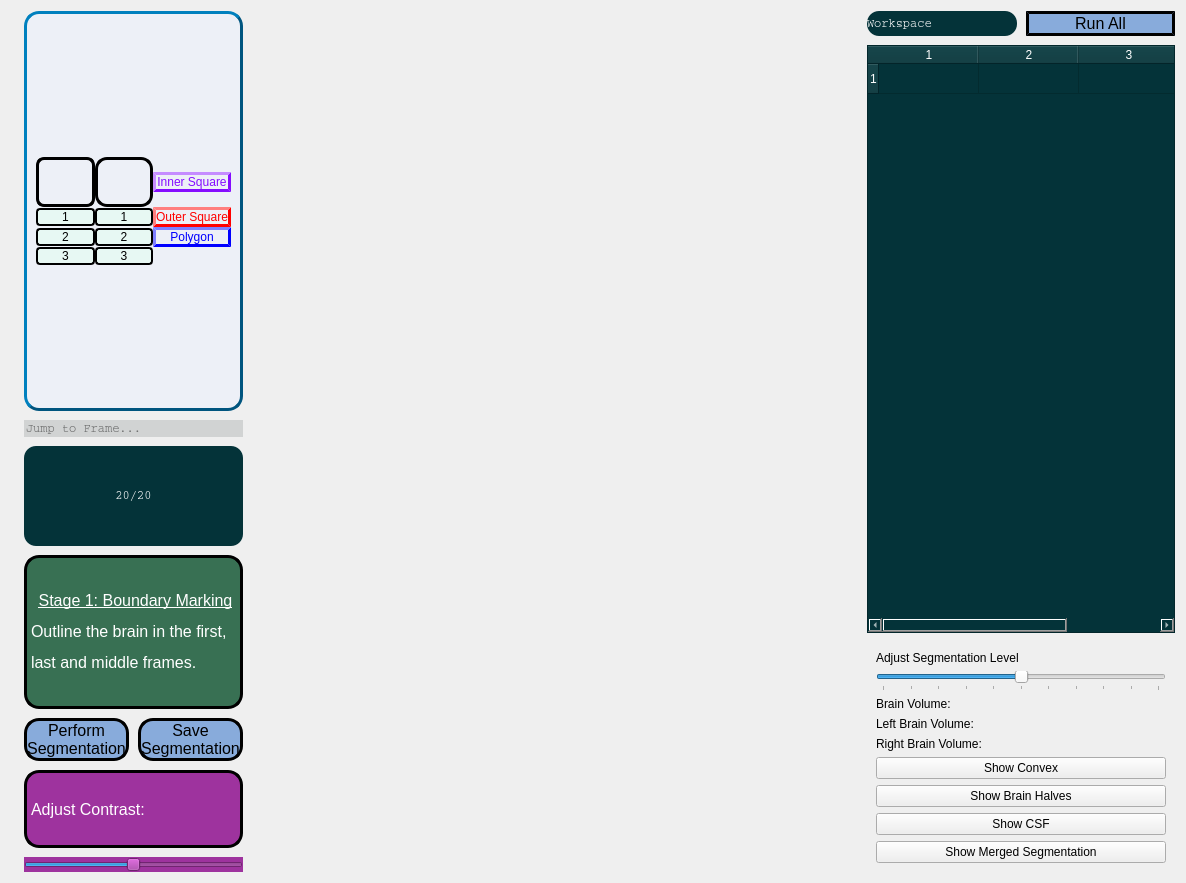
Qt form FetalMRI_Workspace.ui (EldanChodorov/Automated_FetalMRI) before a commit.
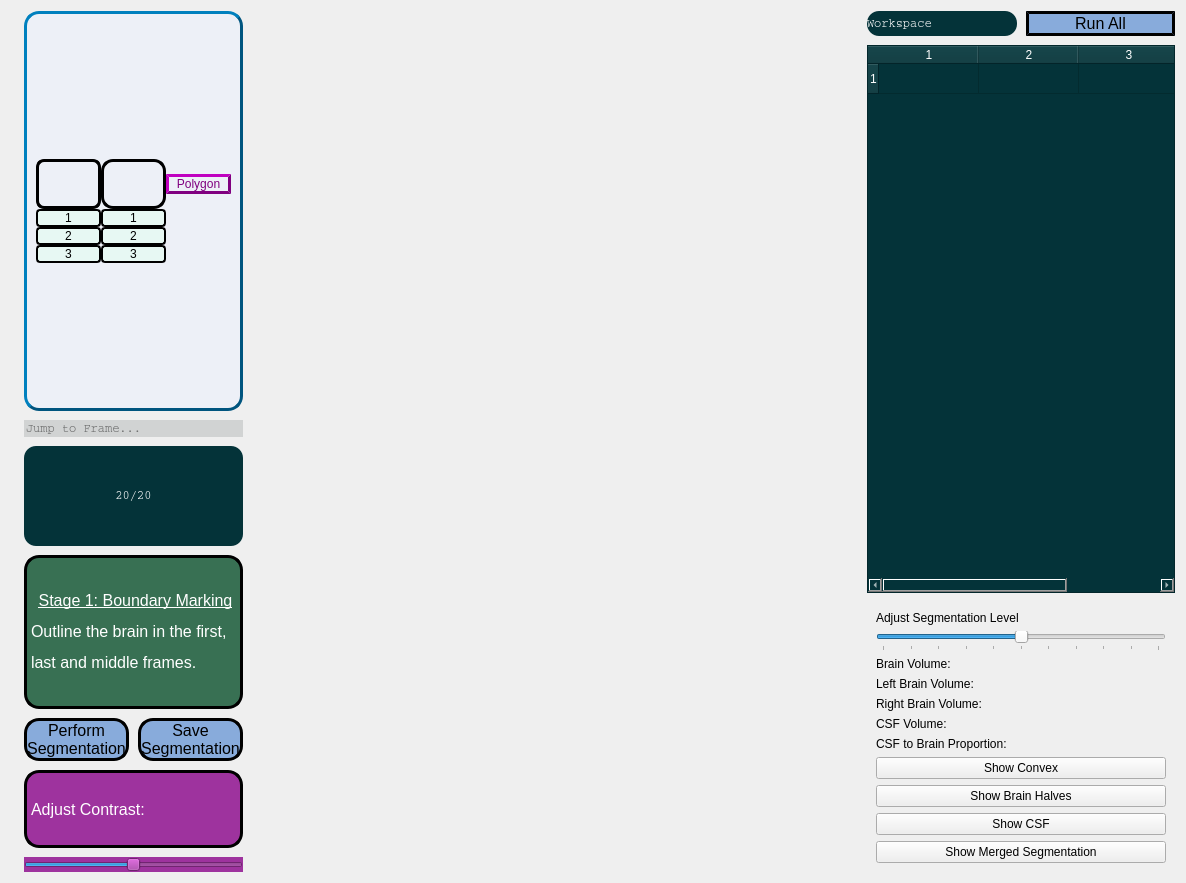
The same form after that commit. Icons and pictures are not drawn.

```diff
--- a/FetalMRI_Workspace.ui
+++ b/FetalMRI_Workspace.ui
@@ -249,57 +249,13 @@
                </widget>
               </item>
               <item row="0" column="3">
-               <widget class="QPushButton" name="inner_square_btn">
-                <property name="toolTip">
-                 <string>Mark middle first and last frame with square CONTAINED in brain.</string>
-                </property>
-                <property name="styleSheet">
-                 <string notr="true">background-color:'white'; 
-color: rgb(133, 13, 255);
-border-radius: 12px; border-color:  rgb(133, 13, 255); 
-border-width:3px;
-border-style: outset;
-font: 75 8pt &quot;MS Shell Dlg 2&quot;;
-</string>
-                </property>
-                <property name="text">
-                 <string>Inner Square</string>
-                </property>
-                <property name="icon">
-                 <iconset>
-                  <normaloff>../../../../.designer/backup/images/purple_square.png</normaloff>../../../../.designer/backup/images/purple_square.png</iconset>
-                </property>
-               </widget>
-              </item>
-              <item row="1" column="3">
-               <widget class="QPushButton" name="outer_square_btn">
-                <property name="toolTip">
-                 <string>Mark middle frame with square ENCLOSING brain.</string>
-                </property>
-                <property name="styleSheet">
-                 <string notr="true">background-color:'white'; 
-color: rgb(255, 0, 0);
-font: 75 8pt &quot;MS Shell Dlg 2&quot;;
-border-radius: 12px; border-color: red; border-width: 3px;
-border-style: outset;</string>
-                </property>
-                <property name="text">
-                 <string>Outer Square</string>
-                </property>
-                <property name="icon">
-                 <iconset>
-                  <normaloff>../../../../.designer/backup/images/red_square.png</normaloff>../../../../.designer/backup/images/red_square.png</iconset>
-                </property>
-               </widget>
-              </item>
-              <item row="2" column="3">
                <widget class="QPushButton" name="polygon_btn">
                 <property name="styleSheet">
                  <string notr="true">background-color:'white'; 
-color: rgb(0, 0, 255);
+color: purple;
 font: 75 8pt &quot;MS Shell Dlg 2&quot;;
 border-radius: 12px; 
-border-color: rgb(0, 0, 255);
+border-color: purple;
 border-width: 3px;
 border-style: outset;</string>
                 </property>
@@ -596,6 +552,20 @@
               </property>
              </widget>
             </item>
+            <item>
+             <widget class="QLabel" name="csf_volume_label">
+              <property name="text">
+               <string>CSF Volume:</string>
+              </property>
+             </widget>
+            </item>
+            <item>
+             <widget class="QLabel" name="csf_brain_prop_label">
+              <property name="text">
+               <string>CSF to Brain Proportion:</string>
+              </property>
+             </widget>
+            </item>
             <item>
              <widget class="QPushButton" name="show_convex_btn">
               <property name="text">
```
